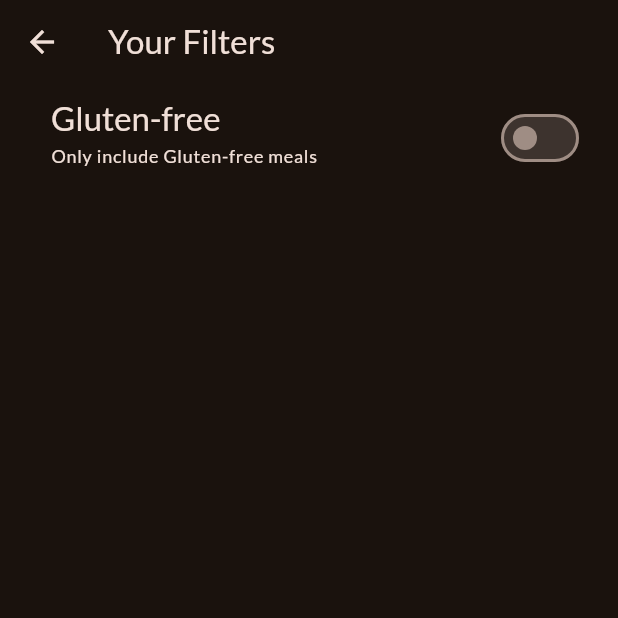
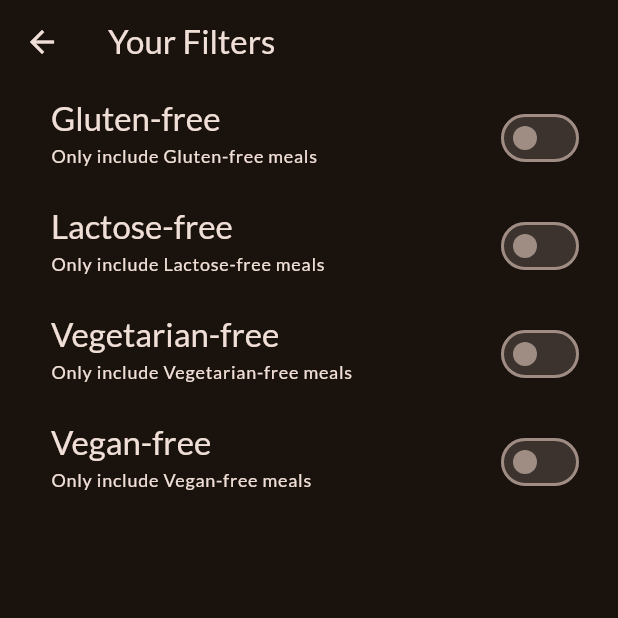
Before and after one commit to ajujacob88/flutter-meals-app, a Flutter app: the FilterScreen screen opened directly, on a phone screen of 412 x 824 dp, the top half of it. Run offline on Flutter 3.47's test engine with Material 3 defaults, Android fonts, the phone set to English and light mode, and no system bars; our stand-ins replace google_fonts, transparent_image.

Commit message:
Adding more filter options

```diff
--- a/lib/screens/filters.dart
+++ b/lib/screens/filters.dart
@@ -12,6 +12,10 @@ class FilterScreen extends StatefulWidget {
 
 class _FilterScreenState extends State<FilterScreen> {
   var _gluttenFreeFilterSet = false;
+  var _lactoseFreeFilterSet = false;
+  var _vegetarianFreeFilterSet = false;
+  var _veganFreeFilterSet = false;
+
   @override
   Widget build(BuildContext context) {
     return Scaffold(
@@ -51,6 +55,72 @@ class _FilterScreenState extends State<FilterScreen> {
             ),
             activeColor: Theme.of(context).colorScheme.tertiary,
             contentPadding: const EdgeInsets.only(left: 34, right: 22),
+          ),
+          SwitchListTile(
+            value: _lactoseFreeFilterSet,
+            onChanged: (isChecked) {
+              setState(() {
+                _lactoseFreeFilterSet = isChecked;
+              });
+            },
+            title: Text(
+              'Lactose-free',
+              style: Theme.of(context).textTheme.titleLarge!.copyWith(
+                    color: Theme.of(context).colorScheme.onBackground,
+                  ),
+            ),
+            subtitle: Text(
+              'Only include Lactose-free meals',
+              style: Theme.of(context).textTheme.labelMedium!.copyWith(
+                    color: Theme.of(context).colorScheme.onBackground,
+                  ),
+            ),
+            activeColor: Theme.of(context).colorScheme.tertiary,
+            contentPadding: const EdgeInsets.only(left: 34, right: 22),
+          ),
+          SwitchListTile(
+            value: _vegetarianFreeFilterSet,
+            onChanged: (isChecked) {
+              setState(() {
+                _vegetarianFreeFilterSet = isChecked;
+              });
+            },
+            title: Text(
+              'Vegetarian-free',
+              style: Theme.of(context).textTheme.titleLarge!.copyWith(
+                    color: Theme.of(context).colorScheme.onBackground,
+                  ),
+            ),
+            subtitle: Text(
+              'Only include Vegetarian-free meals',
+              style: Theme.of(context).textTheme.labelMedium!.copyWith(
+                    color: Theme.of(context).colorScheme.onBackground,
+                  ),
+            ),
+            activeColor: Theme.of(context).colorScheme.tertiary,
+            contentPadding: const EdgeInsets.only(left: 34, right: 22),
+          ),
+          SwitchListTile(
+            value: _veganFreeFilterSet,
+            onChanged: (isChecked) {
+              setState(() {
+                _veganFreeFilterSet = isChecked;
+              });
+            },
+            title: Text(
+              'Vegan-free',
+              style: Theme.of(context).textTheme.titleLarge!.copyWith(
+                    color: Theme.of(context).colorScheme.onBackground,
+                  ),
+            ),
+            subtitle: Text(
+              'Only include Vegan-free meals',
+              style: Theme.of(context).textTheme.labelMedium!.copyWith(
+                    color: Theme.of(context).colorScheme.onBackground,
+                  ),
+            ),
+            activeColor: Theme.of(context).colorScheme.tertiary,
+            contentPadding: const EdgeInsets.only(left: 34, right: 22),
           )
         ],
       ),
```
